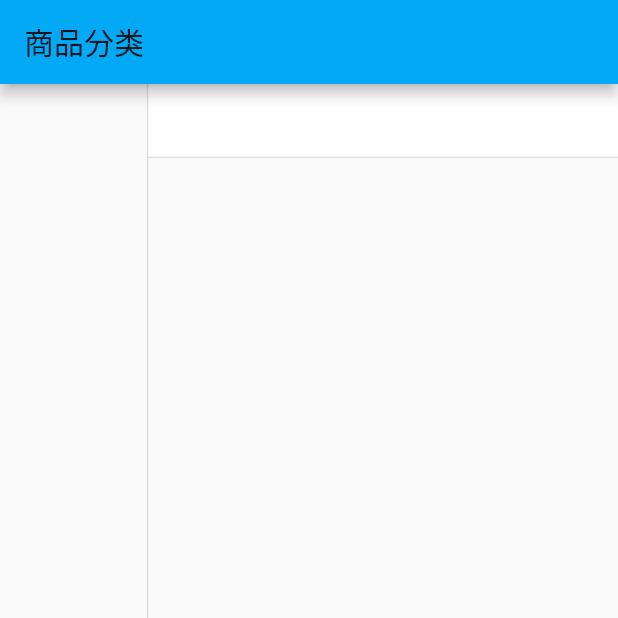
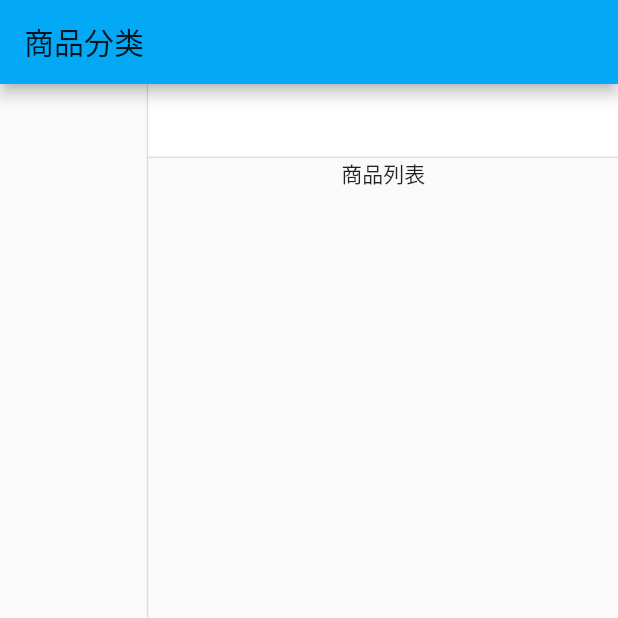
Before and after one commit to 1144075799/baishop, a Flutter app: the screen it shows after launch, item 2 of the bottom bar chosen, on a phone screen of 412 x 824 dp, the top half of it. Run offline on Flutter 3.47's test engine with Material 2 defaults, Android fonts, the phone set to English and light mode, and no system bars; our stand-ins replace dio, flutter_easyrefresh, flutter_screenutil, flutter_swiper; missing offline and left inert: provide; network calls fail; statements that could not run were skipped.

Commit message:
分类页面商品数据接口

```diff
--- a/lib/config/service_url.dart
+++ b/lib/config/service_url.dart
@@ -3,4 +3,5 @@ const servicePath={
   'homePageContent':serviceUrl+'wxmini/homePageContent', //商首页店信息
   'homePageBelowConten': serviceUrl+'wxmini/homePageBelowConten', //商城首页热卖商品拉取
   'getCategory': serviceUrl+'wxmini/getCategory', //商品类别信息
+  'getMallGoods': serviceUrl+'wxmini/getMallGoods', //商品分类的商品列表
 };
--- a/lib/pages/category_page.dart
+++ b/lib/pages/category_page.dart
@@ -21,7 +21,8 @@ class _CategoryPageState extends State<CategoryPage> {
             LeftCatgegoryNav(),
             Column(
               children: <Widget>[
-                RightCatgoryNav()
+                RightCatgoryNav(),
+                CategoryGoodsList()
               ],
             )
           ],
@@ -154,3 +155,42 @@ class _RightCatgoryNavState extends State<RightCatgoryNav> {
     );
   }
 }
+
+// 商品列表
+class CategoryGoodsList extends StatefulWidget {
+  final Widget child;
+
+  CategoryGoodsList({Key key, this.child}) : super(key: key);
+
+  _CategoryGoodsListState createState() => _CategoryGoodsListState();
+}
+
+class _CategoryGoodsListState extends State<CategoryGoodsList> {
+
+  @override
+  void initState() {
+    // TODO: implement initState
+    super.initState();
+    _getGoodsList();
+  }
+
+  @override
+  Widget build(BuildContext context) {
+    return Container(
+       child: Text('商品列表'),
+    );
+  }
+
+  void _getGoodsList() async{
+    var data={
+      'categoryId':'4',
+      'categorySubId ':"",
+      'page':1
+    };
+
+    await request('getMallGoods',formData: data).then((val){
+      var data=json.decode(val.toString());
+      print('分类商品列表:>>>>>>>>>>>>>>>>>>>>>>>>>>>${val}');
+    });
+  }
+}
```
